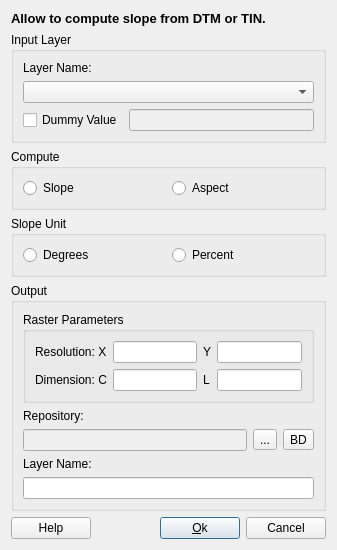
Qt form src/terralib/mnt/qt/ui/SlopeDialogForm.ui (claudiobogossian/terralib5) before a commit.
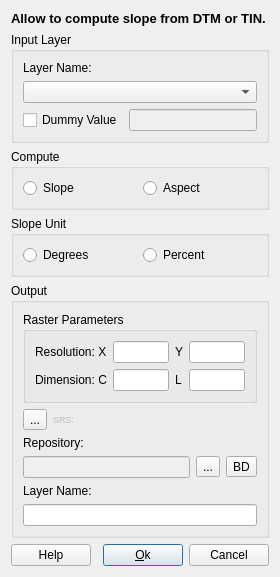
The same form after that commit. Custom widgets are drawn as their Qt base class.

Commit message: SRS Button

Patch:
```diff
--- a/src/terralib/mnt/qt/ui/SlopeDialogForm.ui
+++ b/src/terralib/mnt/qt/ui/SlopeDialogForm.ui
@@ -6,8 +6,8 @@
    <rect>
     <x>0</x>
     <y>0</y>
-    <width>337</width>
-    <height>507</height>
+    <width>280</width>
+    <height>520</height>
    </rect>
   </property>
   <property name="windowTitle">
@@ -178,6 +178,71 @@
         </layout>
        </widget>
       </item>
+      <item>
+       <layout class="QHBoxLayout" name="horizontalLayout_6">
+        <item>
+         <widget class="QToolButton" name="m_srsToolButton">
+          <property name="text">
+           <string>...</string>
+          </property>
+         </widget>
+        </item>
+        <item>
+         <widget class="QLabel" name="label_17">
+          <property name="enabled">
+           <bool>false</bool>
+          </property>
+          <property name="sizePolicy">
+           <sizepolicy hsizetype="Preferred" vsizetype="Fixed">
+            <horstretch>0</horstretch>
+            <verstretch>0</verstretch>
+           </sizepolicy>
+          </property>
+          <property name="maximumSize">
+           <size>
+            <width>16777215</width>
+            <height>16777215</height>
+           </size>
+          </property>
+          <property name="font">
+           <font>
+            <pointsize>7</pointsize>
+           </font>
+          </property>
+          <property name="text">
+           <string>SRS:</string>
+          </property>
+         </widget>
+        </item>
+        <item>
+         <widget class="QLabel" name="m_resSRIDLabel">
+          <property name="enabled">
+           <bool>false</bool>
+          </property>
+          <property name="sizePolicy">
+           <sizepolicy hsizetype="MinimumExpanding" vsizetype="Fixed">
+            <horstretch>0</horstretch>
+            <verstretch>0</verstretch>
+           </sizepolicy>
+          </property>
+          <property name="maximumSize">
+           <size>
+            <width>16777215</width>
+            <height>16777215</height>
+           </size>
+          </property>
+          <property name="font">
+           <font>
+            <pointsize>7</pointsize>
+           </font>
+          </property>
+          <property name="text">
+           <string/>
+          </property>
+         </widget>
+        </item>
+       </layout>
+      </item>
       <item>
        <widget class="QLabel" name="m_repositoryLabel">
         <property name="text">
```
The commit also changes 5 other files.
